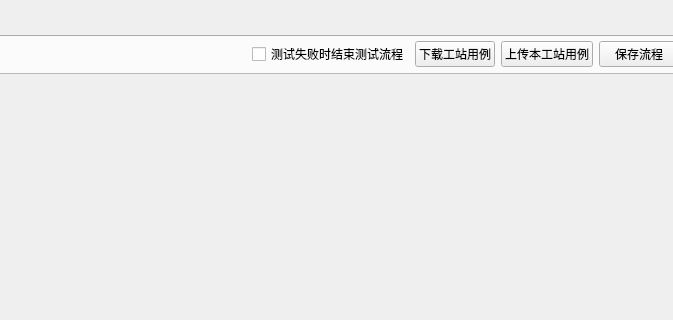
The window that platform/settings/qsetting.ui (yuhuang163/test) describes before a commit, drawn with Qt 5; both pictures show x 422 to 1095 and y 0 to 320 of the 1204 by 843 pixel window.
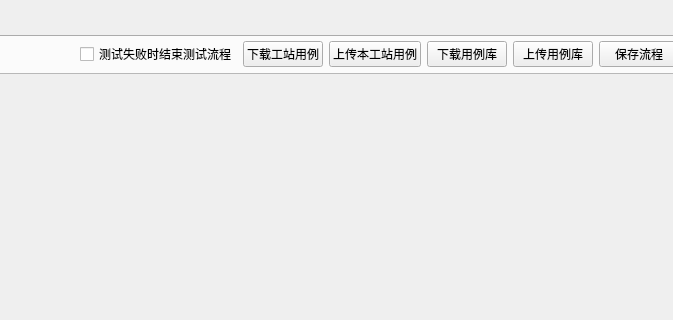
The same window after the commit.

Commit message: 测试用例库的上传和下载

Diff of the .ui file:
```diff
--- a/platform/settings/qsetting.ui
+++ b/platform/settings/qsetting.ui
@@ -780,6 +780,26 @@
            </property>
           </widget>
          </item>
+         <item>
+          <widget class="QPushButton" name="pushButton_testFlowDownloadSteps">
+           <property name="toolTip">
+            <string>从云端下载已发布的共享用例库（仅覆盖本机 test_case/steps，不动各工站 profiles）</string>
+           </property>
+           <property name="text">
+            <string>下载用例库</string>
+           </property>
+          </widget>
+         </item>
+         <item>
+          <widget class="QPushButton" name="pushButton_testFlowUploadSteps">
+           <property name="toolTip">
+            <string>将本机 test_case/steps 共享用例库上传为云端草稿（需网页合入并发布）</string>
+           </property>
+           <property name="text">
+            <string>上传用例库</string>
+           </property>
+          </widget>
+         </item>
          <item>
           <widget class="QPushButton" name="pushButton_testFlowSave">
            <property name="text">
```
The commit also changes 6 other files.
